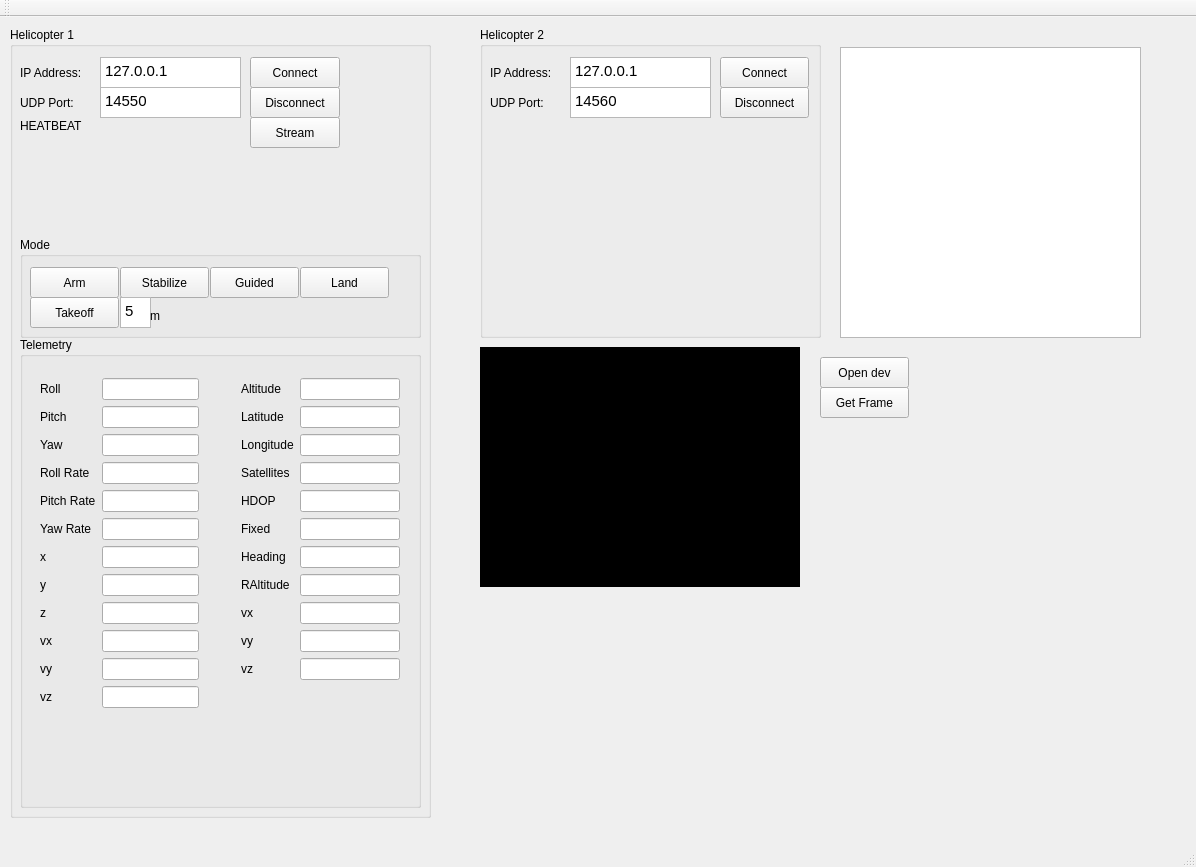
First picture: the form in Gui/AerialCraneCommandCenter/mainwindow.ui, repository rddyas002/AerialCrane, before the edit.
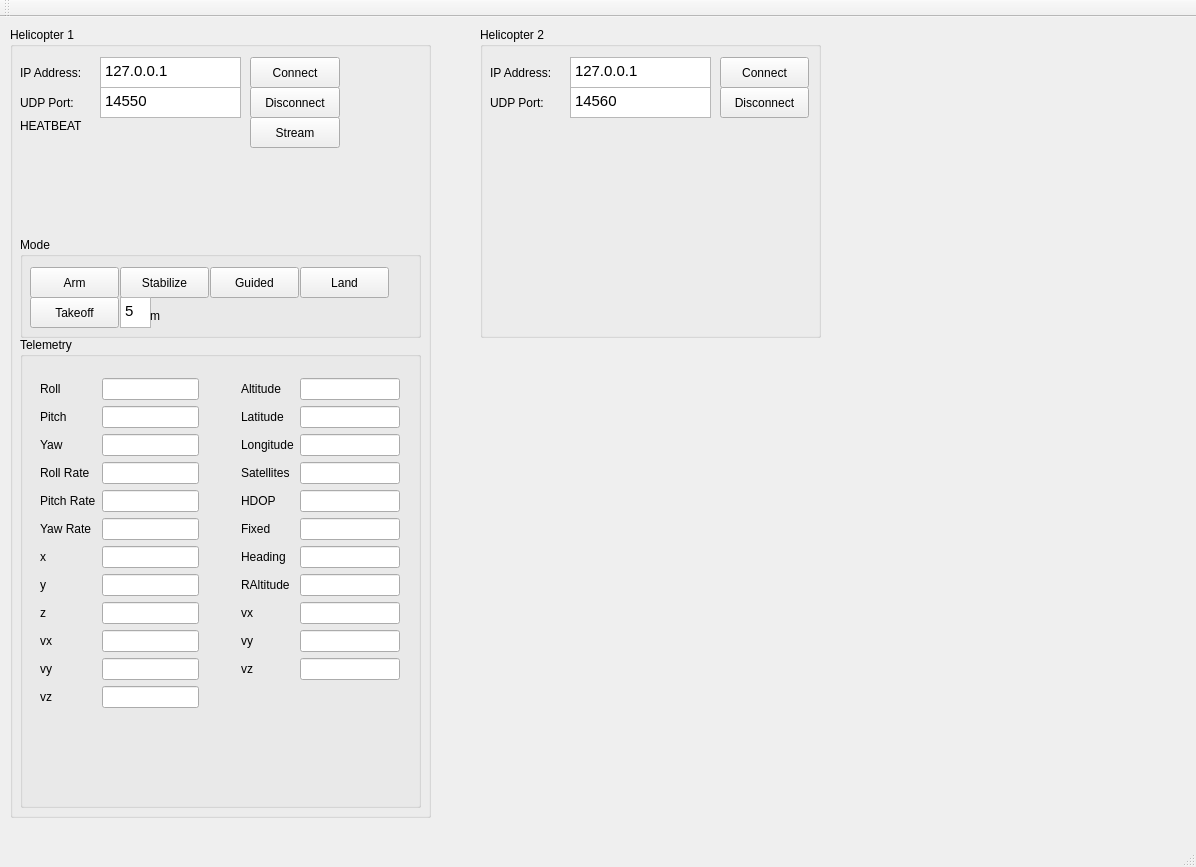
Second picture: the form after the edit.

```diff
--- a/Gui/AerialCraneCommandCenter/mainwindow.ui
+++ b/Gui/AerialCraneCommandCenter/mainwindow.ui
@@ -616,58 +616,6 @@
      </property>
     </widget>
    </widget>
-   <widget class="QGraphicsView" name="graphicsView">
-    <property name="geometry">
-     <rect>
-      <x>840</x>
-      <y>30</y>
-      <width>301</width>
-      <height>291</height>
-     </rect>
-    </property>
-   </widget>
-   <widget class="QLabel" name="label_2">
-    <property name="geometry">
-     <rect>
-      <x>480</x>
-      <y>330</y>
-      <width>320</width>
-      <height>240</height>
-     </rect>
-    </property>
-    <property name="styleSheet">
-     <string notr="true">Background-color: #000;</string>
-    </property>
-    <property name="text">
-     <string/>
-    </property>
-   </widget>
-   <widget class="QPushButton" name="get_frame">
-    <property name="geometry">
-     <rect>
-      <x>820</x>
-      <y>370</y>
-      <width>89</width>
-      <height>31</height>
-     </rect>
-    </property>
-    <property name="text">
-     <string>Get Frame</string>
-    </property>
-   </widget>
-   <widget class="QPushButton" name="open_dev">
-    <property name="geometry">
-     <rect>
-      <x>820</x>
-      <y>340</y>
-      <width>89</width>
-      <height>31</height>
-     </rect>
-    </property>
-    <property name="text">
-     <string>Open dev</string>
-    </property>
-   </widget>
   </widget>
   <widget class="QMenuBar" name="menuBar">
    <property name="geometry">
```
Left out of the diff: 22 changed lines with no effect on the pictures.
